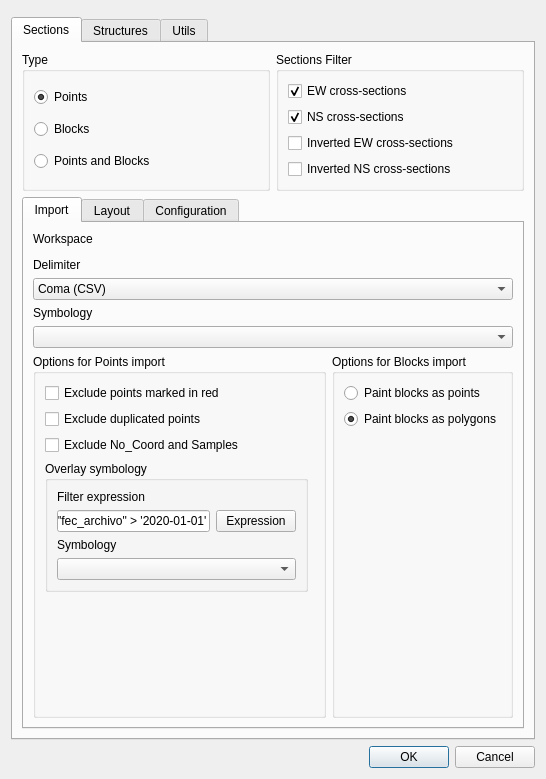
Before: the Qt Designer form sugar_tools_dialog_simple.ui in psigcat/sugartools, drawn with Qt 5.
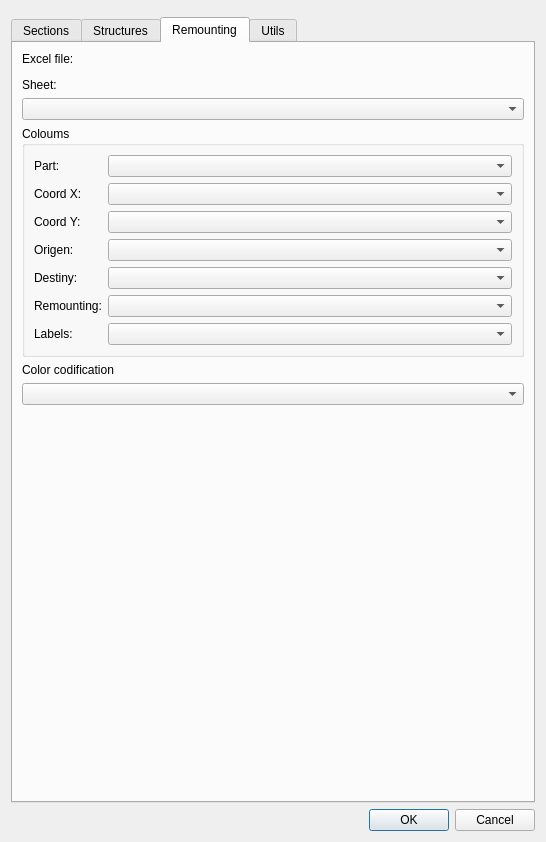
After: the same form once the commit is applied. The open tabs and pages were chosen to show the change. Custom widgets are drawn as their Qt base class.

Commit message: move tool1=sections files to separate file

The edit to the form file:
```diff
--- a/sugar_tools_dialog_simple.ui
+++ b/sugar_tools_dialog_simple.ui
@@ -7,7 +7,7 @@
     <x>0</x>
     <y>0</y>
     <width>546</width>
-    <height>779</height>
+    <height>842</height>
    </rect>
   </property>
   <property name="windowTitle">
@@ -611,6 +611,135 @@
        </item>
       </layout>
      </widget>
+     <widget class="QWidget" name="tabRemounting">
+      <attribute name="title">
+       <string>Remounting</string>
+      </attribute>
+      <layout class="QGridLayout" name="gridLayout_14">
+       <item row="0" column="0">
+        <widget class="QLabel" name="label_13">
+         <property name="text">
+          <string>Excel file:</string>
+         </property>
+        </widget>
+       </item>
+       <item row="1" column="0">
+        <widget class="QgsFileWidget" name="remounting_file"/>
+       </item>
+       <item row="2" column="0">
+        <widget class="QLabel" name="label_14">
+         <property name="text">
+          <string>Sheet:</string>
+         </property>
+        </widget>
+       </item>
+       <item row="3" column="0">
+        <widget class="QComboBox" name="remounting_sheet"/>
+       </item>
+       <item row="4" column="0">
+        <widget class="QGroupBox" name="groupBox_8">
+         <property name="title">
+          <string>Coloums</string>
+         </property>
+         <layout class="QFormLayout" name="formLayout">
+          <item row="0" column="0">
+           <widget class="QLabel" name="label_15">
+            <property name="text">
+             <string>Part:</string>
+            </property>
+           </widget>
+          </item>
+          <item row="0" column="1">
+           <widget class="QComboBox" name="remounting_part"/>
+          </item>
+          <item row="1" column="0">
+           <widget class="QLabel" name="label_16">
+            <property name="text">
+             <string>Coord X:</string>
+            </property>
+           </widget>
+          </item>
+          <item row="1" column="1">
+           <widget class="QComboBox" name="remounting_coordx"/>
+          </item>
+          <item row="2" column="0">
+           <widget class="QLabel" name="label_17">
+            <property name="text">
+             <string>Coord Y:</string>
+            </property>
+           </widget>
+          </item>
+          <item row="2" column="1">
+           <widget class="QComboBox" name="remounting_coordx_2"/>
+          </item>
+          <item row="3" column="0">
+           <widget class="QLabel" name="label_18">
+            <property name="text">
+             <string>Origen:</string>
+            </property>
+           </widget>
+          </item>
+          <item row="3" column="1">
+           <widget class="QComboBox" name="remounting_origen"/>
+          </item>
+          <item row="4" column="0">
+           <widget class="QLabel" name="label_19">
+            <property name="text">
+             <string>Destiny:</string>
+            </property>
+           </widget>
+          </item>
+          <item row="4" column="1">
+           <widget class="QComboBox" name="remounting_destiny"/>
+          </item>
+          <item row="5" column="0">
+           <widget class="QLabel" name="label_20">
+            <property name="text">
+             <string>Remounting:</string>
+            </property>
+           </widget>
+          </item>
+          <item row="5" column="1">
+           <widget class="QComboBox" name="remounting_remounting"/>
+          </item>
+          <item row="6" column="0">
+           <widget class="QLabel" name="label_21">
+            <property name="text">
+             <string>Labels:</string>
+            </property>
+           </widget>
+          </item>
+          <item row="6" column="1">
+           <widget class="QComboBox" name="remounting_labels"/>
+          </item>
+         </layout>
+        </widget>
+       </item>
+       <item row="5" column="0">
+        <widget class="QLabel" name="label_22">
+         <property name="text">
+          <string>Color codification</string>
+         </property>
+        </widget>
+       </item>
+       <item row="6" column="0">
+        <widget class="QComboBox" name="remounting_colors"/>
+       </item>
+       <item row="7" column="0">
+        <spacer name="verticalSpacer_7">
+         <property name="orientation">
+          <enum>Qt::Vertical</enum>
+         </property>
+         <property name="sizeHint" stdset="0">
+          <size>
+           <width>20</width>
+           <height>40</height>
+          </size>
+         </property>
+        </spacer>
+       </item>
+      </layout>
+     </widget>
      <widget class="QWidget" name="tab">
       <attribute name="title">
        <string>Utils</string>
```
Left out of the diff: 2 changed lines with no effect on the pictures. The commit also changes 4 other files.
